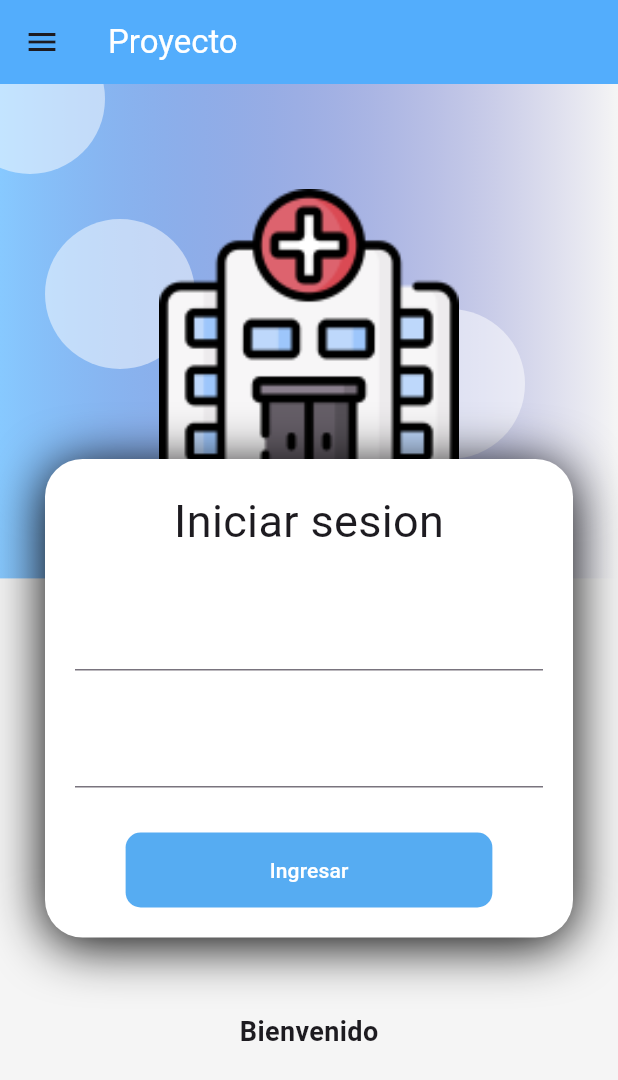
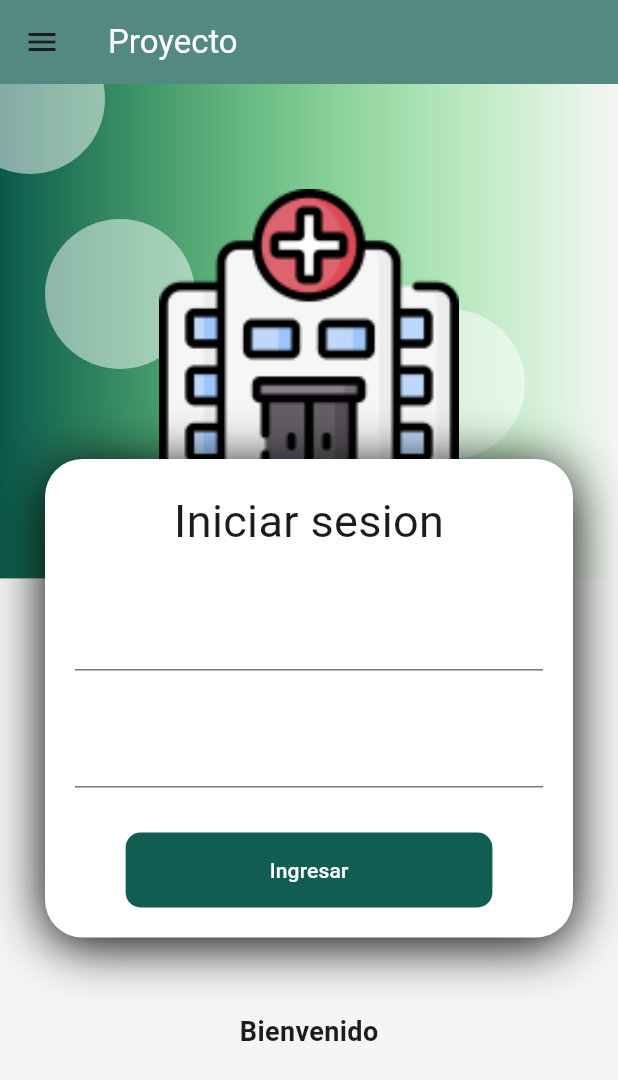
Before and after one commit to DiegoIgles/sistema_colas, a Flutter app: the screen it shows after launch, in the side drawer, after a tap on "Iniciar Sesion", on a phone screen of 412 x 824 dp. Shown: the top 1080 px of the screen. Run offline on Flutter 3.47's test engine with Material 3 defaults, Android fonts, the phone set to English and light mode, and no system bars; accounts and stored records are empty.

```diff
--- a/lib/components/utils/sidebart.dart
+++ b/lib/components/utils/sidebart.dart
@@ -1,5 +1,9 @@
 import 'package:flutter/material.dart';
+import 'package:mi_primera_app/screens/login/home_screen.dart';
 import 'package:mi_primera_app/screens/login/login_screen.dart';
+import 'package:mi_primera_app/screens/servicios/servicios_screen.dart';
+import 'package:mi_primera_app/services/auth/auth_service.dart';
+import 'package:provider/provider.dart';
 
 class SideBart extends StatelessWidget {
   const SideBart({super.key});
@@ -7,11 +11,39 @@ class SideBart extends StatelessWidget {
   @override
   Widget build(BuildContext context) {
     return Drawer(
-      child: ListView(
+      child: Consumer<AuthService>(builder: (context, auth, child) {
+        if (!auth.authentificated) {
+          return ListView(
+            children: [
+              ListTile(
+                leading: const Icon(Icons.login),
+                title: const Text('Iniciar Sesion'),
+                onTap: () {
+                  Navigator.push(
+                      context,
+                      MaterialPageRoute(
+                        builder: (context) => const LoginScreen(),
+                      ));
+                },
+              ),
+            ],
+          );
+        } else {
+          return ListView(
             children: [
               UserAccountsDrawerHeader(
-            accountName: const Text('Diego Iglesias'),
-            accountEmail: const Text('Diego@gmail.com'),
+                accountName: Text(
+                  auth.user.nombre +
+                      ' ' +
+                      auth.user.paterno +
+                      ' ' +
+                      auth.user.materno,
+                  style: TextStyle(
+                      color: Colors.black,
+                      fontSize: 14,
+                      fontWeight: FontWeight.bold),
+                ),
+                accountEmail: Text(''),
                 currentAccountPicture: CircleAvatar(
                   child: ClipOval(
                     child: Image.network(
@@ -27,14 +59,19 @@ class SideBart extends StatelessWidget {
                         image: AssetImage('assets/utils/sidebar_fondo.jpg'),
                         fit: BoxFit.cover)),
               ),
+              const Divider(
+                thickness: 3,
+                indent: 15,
+                endIndent: 15,
+              ),
               ListTile(
-            leading: const Icon(Icons.login),
-            title: const Text('Iniciar Sesion'),
+                leading: const Icon(Icons.add_alarm),
+                title: const Text('Mis servicios'),
                 onTap: () {
                   Navigator.push(
                       context,
                       MaterialPageRoute(
-                    builder: (context) => const LoginScreen(),
+                        builder: (context) => const ServiciosScreen(),
                       ));
                 },
               ),
@@ -47,11 +84,18 @@ class SideBart extends StatelessWidget {
                 leading: const Icon(Icons.logout),
                 title: const Text('cerrar Sesion'),
                 onTap: () {
-              print('presionado cerrar sesion');
+                  Provider.of<AuthService>(context, listen: false).logout();
+                  Navigator.push(
+                      context,
+                      MaterialPageRoute(
+                        builder: (context) => const HomeScreen(),
+                      ));
                 },
               ),
             ],
-      ),
+          );
+        }
+      }),
     );
   }
 }
--- a/lib/main.dart
+++ b/lib/main.dart
@@ -42,7 +42,7 @@ class MyApp extends StatelessWidget {
       theme: ThemeData.light().copyWith(
           scaffoldBackgroundColor: Colors.grey[100],
           appBarTheme: const AppBarTheme(
-              elevation: 0, color: Color.fromARGB(169, 0, 136, 255))),
+              elevation: 0, color: Color.fromARGB(175, 10, 88, 76))),
     );
   }
 }
--- a/lib/models/user.dart
+++ b/lib/models/user.dart
@@ -1,25 +1,102 @@
+// class User {
+//   int id;
+//   String name;
+//   String email;
+//   dynamic emailVerifiedAt;
+//   DateTime createdAt;
+//   DateTime updatedAt;
+
+//   User({
+//     required this.id,
+//     required this.name,
+//     required this.email,
+//     required this.emailVerifiedAt,
+//     required this.createdAt,
+//     required this.updatedAt,
+//   });
+
+//   User.fromJson(Map<String, dynamic> json)
+//       : id = json['id'],
+//         name = json['name'],
+//         email = json['email'],
+//         emailVerifiedAt = json['email_verified_at'],
+//         createdAt = DateTime.parse(json['created_at']),
+//         updatedAt = DateTime.parse(json['updated_at']);
+// }
+
 class User {
   int id;
-  String name;
-  String email;
-  dynamic emailVerifiedAt;
+  String matricula;
+  String paterno;
+  String materno;
+  String nombre;
+  String hclinica;
+  String empresa;
+  String tafiliado;
+  String activo;
+  String grupofam;
+  int relacion;
+  String fcesantia;
+  DateTime uaporte;
+  int eclasifica;
+  int nominal;
+  String npatronal;
+  int mora;
+  String fretiro;
+  int remoteId;
+  int filialId;
+  int filialAdmId;
   DateTime createdAt;
   DateTime updatedAt;
 
   User({
     required this.id,
-    required this.name,
-    required this.email,
-    required this.emailVerifiedAt,
+    required this.matricula,
+    required this.paterno,
+    required this.materno,
+    required this.nombre,
+    required this.hclinica,
+    required this.empresa,
+    required this.tafiliado,
+    required this.activo,
+    required this.grupofam,
+    required this.relacion,
+    required this.fcesantia,
+    required this.uaporte,
+    required this.eclasifica,
+    required this.nominal,
+    required this.npatronal,
+    required this.mora,
+    required this.fretiro,
+    required this.remoteId,
+    required this.filialId,
+    required this.filialAdmId,
     required this.createdAt,
     required this.updatedAt,
   });
 
   User.fromJson(Map<String, dynamic> json)
       : id = json['id'],
-        name = json['name'],
-        email = json['email'],
-        emailVerifiedAt = json['email_verified_at'],
+        matricula = json['matricula'],
+        paterno = json['paterno'],
+        materno = json['materno'],
+        nombre = json['nombre'],
+        hclinica = json['hclinica'],
+        empresa = json['empresa'],
+        tafiliado = json['tafiliado'],
+        activo = json['activo'],
+        grupofam = json['grupofam'],
+        relacion = json['relacion'],
+        fcesantia = json['fcesantia'],
+        uaporte = DateTime.parse(json['uaporte']),
+        eclasifica = json['eclasifica'],
+        nominal = json['nominal'],
+        npatronal = json['npatronal'],
+        mora = json['mora'],
+        fretiro = json['fretiro'],
+        remoteId = json['remote_id'],
+        filialId = json['filial_id'],
+        filialAdmId = json['filial_adm_id'],
         createdAt = DateTime.parse(json['created_at']),
         updatedAt = DateTime.parse(json['updated_at']);
 }
--- a/lib/providers/login/login_form_provider.dart
+++ b/lib/providers/login/login_form_provider.dart
@@ -3,8 +3,7 @@ import 'package:flutter/material.dart';
 class LoginFormProvider extends ChangeNotifier {
   GlobalKey<FormState> formKey = GlobalKey<FormState>();
 
-  String email = '';
-  String password = '';
+  String matricula = '';
 
   bool _isLoading = false;
 
--- a/lib/screens/login/home_screen.dart
+++ b/lib/screens/login/home_screen.dart
@@ -12,14 +12,18 @@ class _HomeScreenState extends State<HomeScreen> {
   @override
   Widget build(BuildContext context) {
     return Scaffold(
-      drawer: const SideBart(),
-      appBar: AppBar(
-        title: const Text(
-          'Home_Screen',
-          style: TextStyle(color: Colors.white),
+        drawer: const SideBart(),
+        appBar: AppBar(
+          title: const Text(
+            'Home',
+            style: TextStyle(color: Colors.white),
+          ),
         ),
-      ),
-      body: const Text('data'),
-    );
+        body: Container(
+          decoration: BoxDecoration(
+              image: DecorationImage(
+            image: AssetImage('assets/utils/cps.png'),
+          )),
+        ));
   }
 }
--- a/lib/screens/login/login_screen.dart
+++ b/lib/screens/login/login_screen.dart
@@ -62,14 +62,12 @@ class _LoginForm extends StatelessWidget {
         children: [
           TextFormField(
             autocorrect: false,
-            keyboardType: TextInputType.emailAddress,
-            onChanged: (value) => loginForm.email = value,
+            onChanged: (value) => loginForm.matricula = value,
           ),
           const SizedBox(height: 30),
           TextFormField(
             autocorrect: false,
-            keyboardType: TextInputType.emailAddress,
-            onChanged: (value) => loginForm.password = value,
+            onChanged: (value) => loginForm.matricula = value,
             validator: (value) {
               if (value != null && value.length >= 8) return null;
               return 'la contraseña es demasiado corta';
@@ -82,7 +80,7 @@ class _LoginForm extends StatelessWidget {
               shape: RoundedRectangleBorder(
                   borderRadius: BorderRadius.circular(10)),
               disabledColor: Colors.grey,
-              color: const Color.fromARGB(247, 81, 169, 242),
+              color: const Color.fromARGB(247, 10, 88, 76),
               elevation: 0,
               child: Container(
                 padding: EdgeInsets.symmetric(horizontal: 80, vertical: 15),
@@ -103,7 +101,7 @@ class _LoginForm extends StatelessWidget {
                           Provider.of<AuthService>(context, listen: false);
 
                       String respuesta = await authService.login(
-                          loginForm.email, loginForm.password, 'movile');
+                          loginForm.matricula, 'movile');
 
                       if (respuesta == 'correcto') {
                         loginForm.isLoading = false;
--- a/lib/screens/screens.dart
+++ b/lib/screens/screens.dart
@@ -1,3 +1,4 @@
 export 'package:mi_primera_app/components/components.dart';
 export 'package:mi_primera_app/screens/login/login_screen.dart';
 export 'package:mi_primera_app/screens/login/home_screen.dart';
+export 'package:mi_primera_app/screens/servicios/servicios_screen.dart';
--- a/lib/services/server.dart
+++ b/lib/services/server.dart
@@ -1,6 +1,4 @@
 class Servidor {
-  final String baseUrl = 'http://192.168.100.111:8000/api';
-  final headers = <String, String>{
-    'Content-type' : 'aplication/json'
-  };
+  final String baseUrl = 'http://192.168.154.201:8000/api';
+  final headers = <String, String>{'Content-type': 'aplication/json'};
 }
--- a/lib/widgets/login/auth_background.dart
+++ b/lib/widgets/login/auth_background.dart
@@ -63,8 +63,8 @@ class _PurpleBox extends StatelessWidget {
 
   BoxDecoration _purpleBackground() => const BoxDecoration(
           gradient: LinearGradient(colors: [
-        Color.fromARGB(255, 135, 201, 255),
-        Color.fromARGB(0, 5, 8, 166),
+        Color.fromARGB(255, 10, 88, 76),
+        Color.fromARGB(0, 9, 230, 20),
       ]));
 }
 
--- a/pubspec.yaml
+++ b/pubspec.yaml
@@ -13,6 +13,7 @@ dependencies:
   provider: ^6.0.4
   http: ^0.13.5
   cupertino_icons: ^1.0.8
+  flutter_secure_storage: ^8.0.0
 
 dev_dependencies:
   flutter_test:
```
Also changed, not shown: lib/models/servicio.dart (added, +68 -0 lines), lib/screens/servicios/servicios_screen.dart (added, +19 -0 lines), lib/services/auth/auth_service.dart (+48 -5 lines), assets/utils/cps.png (added), assets/utils/fondoverde.jpg (added), assets/utils/sidebar_fondo.jpg, pubspec.lock, 5 other files. Lines whose indentation alone changed are shown as unchanged.
